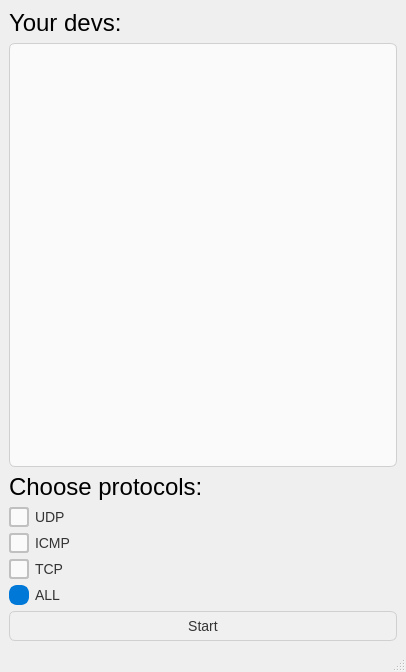
Before: the Qt Designer form mainwindow.ui in daniltaro/Qt_IDS, drawn with Qt 5.
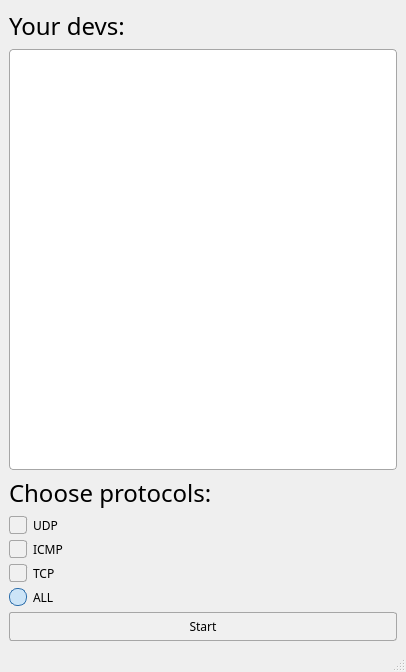
After: the same form once the commit is applied. Icons and pictures are not drawn.

```diff
--- a/mainwindow.ui
+++ b/mainwindow.ui
@@ -19,23 +19,21 @@
      <widget class="QCheckBox" name="checkBox_UDP">
       <property name="font">
        <font>
-        <family>Arial</family>
-        <pointsize>-1</pointsize>
+        <family>American Typewriter</family>
        </font>
       </property>
       <property name="styleSheet">
        <string notr="true">QCheckBox {
     spacing: 6px;
-    font-size: 14px;
-    color: #333;
+    color: #000000;
 }
 
 QCheckBox::indicator {
     width: 16px;
     height: 16px;
+    border: 1px solid #a6a6a6;
     border-radius: 3px;
-    border: 2px solid #c0c0c0;
-    background: #fafafa;
+    background: #f0f0f0;
 }
 
 QCheckBox::indicator:hover {
@@ -43,10 +41,16 @@
 }
 
 QCheckBox::indicator:checked {
-    border: 2px solid #0078d7;
-    background-color: #0078d7;
-    image: url(:/qt-project.org/styles/commonstyle/images/checkmark.png);
-}</string>
+    image: url(:/icons/check.png);
+    background: #cce4f7;
+    border: 1px solid #2f6fab;
+}
+
+QCheckBox::indicator:disabled {
+    background: #e0e0e0;
+    border: 1px solid #bcbcbc;
+}
+</string>
       </property>
       <property name="text">
        <string>UDP</string>
@@ -66,23 +70,21 @@
      <widget class="QCheckBox" name="checkBox_TCP">
       <property name="font">
        <font>
-        <family>Arial</family>
-        <pointsize>-1</pointsize>
+        <family>American Typewriter</family>
        </font>
       </property>
       <property name="styleSheet">
        <string notr="true">QCheckBox {
     spacing: 6px;
-    font-size: 14px;
-    color: #333;
+    color: #000000;
 }
 
 QCheckBox::indicator {
     width: 16px;
     height: 16px;
+    border: 1px solid #a6a6a6;
     border-radius: 3px;
-    border: 2px solid #c0c0c0;
-    background: #fafafa;
+    background: #f0f0f0;
 }
 
 QCheckBox::indicator:hover {
@@ -90,10 +92,16 @@
 }
 
 QCheckBox::indicator:checked {
-    border: 2px solid #0078d7;
-    background-color: #0078d7;
-    image: url(:/qt-project.org/styles/commonstyle/images/checkmark.png);
-}</string>
+    image: url(:/icons/check.png);
+    background: #cce4f7;
+    border: 1px solid #2f6fab;
+}
+
+QCheckBox::indicator:disabled {
+    background: #e0e0e0;
+    border: 1px solid #bcbcbc;
+}
+</string>
       </property>
       <property name="text">
        <string>TCP</string>
@@ -113,23 +121,21 @@
      <widget class="QCheckBox" name="checkBox_ICMP">
       <property name="font">
        <font>
-        <family>Arial</family>
-        <pointsize>-1</pointsize>
+        <family>American Typewriter</family>
        </font>
       </property>
       <property name="styleSheet">
        <string notr="true">QCheckBox {
     spacing: 6px;
-    font-size: 14px;
-    color: #333;
+    color: #000000;
 }
 
 QCheckBox::indicator {
     width: 16px;
     height: 16px;
+    border: 1px solid #a6a6a6;
     border-radius: 3px;
-    border: 2px solid #c0c0c0;
-    background: #fafafa;
+    background: #f0f0f0;
 }
 
 QCheckBox::indicator:hover {
@@ -137,10 +143,16 @@
 }
 
 QCheckBox::indicator:checked {
-    border: 2px solid #0078d7;
-    background-color: #0078d7;
-    image: url(:/qt-project.org/styles/commonstyle/images/checkmark.png);
-}</string>
+    image: url(:/icons/check.png);
+    background: #cce4f7;
+    border: 1px solid #2f6fab;
+}
+
+QCheckBox::indicator:disabled {
+    background: #e0e0e0;
+    border: 1px solid #bcbcbc;
+}
+</string>
       </property>
       <property name="text">
        <string>ICMP</string>
@@ -160,10 +172,13 @@
      <widget class="QLabel" name="label">
       <property name="font">
        <font>
-        <family>Arial</family>
+        <family>American Typewriter</family>
         <pointsize>18</pointsize>
        </font>
       </property>
+      <property name="styleSheet">
+       <string notr="true"/>
+      </property>
       <property name="text">
        <string>Your devs:</string>
       </property>
@@ -171,18 +186,34 @@
     </item>
     <item row="1" column="0">
      <widget class="QListWidget" name="listWidget">
+      <property name="font">
+       <font>
+        <family>Courier New</family>
+       </font>
+      </property>
       <property name="styleSheet">
        <string notr="true">QListWidget {
-    border: 1px solid #d0d0d0;
-    border-radius: 6px;
-    background-color: #fafafa;
+    background-color: #ffffff;
+    border: 1px solid #a6a6a6;
+    border-radius: 4px;
+    color: #000000;
     padding: 4px;
 }
 
+QListWidget::item {
+    padding: 6px;
+    border-bottom: 1px solid #e0e0e0;
+}
+
 QListWidget::item:selected {
-    background-color: #0078d7;
-    color: white;
-    border-radius: 4px;
+    background-color: #cce4f7;
+    color: #000000;
+    border: none;
+}
+
+QListWidget::item:hover {
+    background-color: #e6f0fa;
+    color: #000000;
 }
 </string>
       </property>
@@ -192,23 +223,21 @@
      <widget class="QRadioButton" name="radioButton_ALL">
       <property name="font">
        <font>
-        <family>Arial</family>
-        <pointsize>-1</pointsize>
+        <family>American Typewriter</family>
        </font>
       </property>
       <property name="styleSheet">
        <string notr="true">QRadioButton {
     spacing: 6px;
-    font-size: 14px;
-    color: #333;
+    color: #000000;
 }
 
 QRadioButton::indicator {
     width: 16px;
     height: 16px;
+    border: 1px solid #a6a6a6;
     border-radius: 8px;
-    border: 2px solid #c0c0c0;
-    background: #fafafa;
+    background: #f0f0f0;
 }
 
 QRadioButton::indicator:hover {
@@ -216,9 +245,14 @@
 }
 
 QRadioButton::indicator:checked {
-    border: 2px solid #0078d7;
-    background-color: #0078d7;
-}</string>
+    background-color: #cce4f7;
+    border: 1px solid #2f6fab;
+}
+
+QRadioButton::indicator:checked::pressed {
+    background-color: #5a9bd5;
+}
+</string>
       </property>
       <property name="text">
        <string>ALL</string>
@@ -236,14 +270,18 @@
     </item>
     <item row="7" column="0">
      <widget class="QPushButton" name="pushButton">
+      <property name="font">
+       <font>
+        <family>American Typewriter</family>
+       </font>
+      </property>
       <property name="styleSheet">
        <string notr="true">QPushButton {
-    background-color: #f0f0f0;
-    border: 1px solid #d0d0d0;
-    border-radius: 6px;
-    padding: 6px 12px;
-    font-size: 14px;
-    color: #333;
+    background-color: #f0f0f0;     
+    border: 1px solid #a6a6a6;     
+    border-radius: 3px;            
+    padding: 5px 12px;            
+    color: #000000;                      
 }
 
 QPushButton:hover {
@@ -251,8 +289,16 @@
 }
 
 QPushButton:pressed {
-    background-color: #dcdcdc;
-}</string>
+    background-color: #cce4f7;    
+    border: 1px solid #2f6fab;
+}
+
+QPushButton:disabled {
+    background-color: #e0e0e0;     
+    color: #a0a0a0;                
+    border: 1px solid #bcbcbc;
+}
+</string>
       </property>
       <property name="text">
        <string>Start</string>
@@ -269,10 +315,13 @@
      <widget class="QLabel" name="label_2">
       <property name="font">
        <font>
-        <family>Arial</family>
+        <family>American Typewriter</family>
         <pointsize>18</pointsize>
        </font>
       </property>
+      <property name="styleSheet">
+       <string notr="true"/>
+      </property>
       <property name="text">
        <string>Choose protocols:</string>
       </property>
```
Left out of the diff: 15 changed lines with no effect on the pictures.
